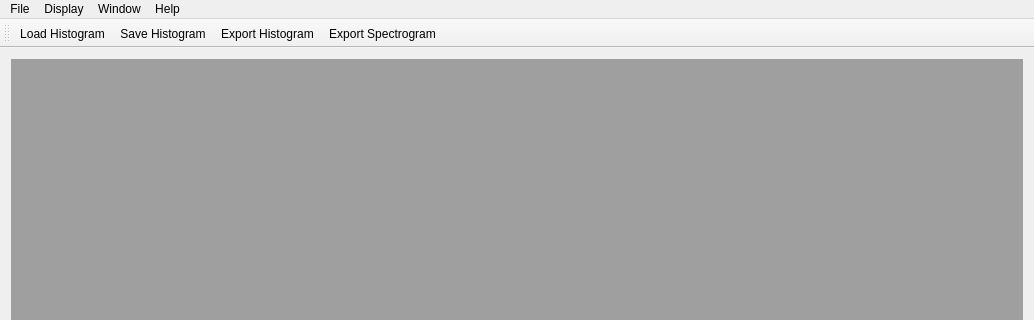
Old version of the form mvme.ui in the repository flueke/mvme; both pictures show x 0 to 1034 and y 0 to 320 of the 1034 by 707 pixel window.
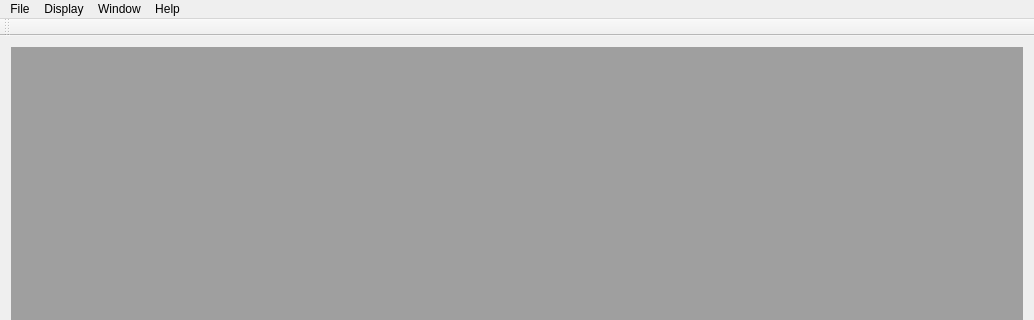
New version of the form.

What changed in the file:
```diff
--- a/mvme.ui
+++ b/mvme.ui
@@ -80,10 +80,6 @@
    <attribute name="toolBarBreak">
     <bool>false</bool>
    </attribute>
-   <addaction name="actionLoad_Histogram"/>
-   <addaction name="actionSave_Histogram"/>
-   <addaction name="actionExport_Histogram"/>
-   <addaction name="actionExport_Spectrogram"/>
   </widget>
   <widget class="QStatusBar" name="statusBar"/>
   <action name="actionQuit">
@@ -107,11 +103,6 @@
     <string>Close</string>
    </property>
   </action>
-  <action name="actionSave_Histogram">
-   <property name="text">
-    <string>Save Histogram</string>
-   </property>
-  </action>
   <action name="actionAbout_mvme">
    <property name="text">
     <string>About mvme</string>
@@ -127,21 +118,6 @@
     <string>Cascade</string>
    </property>
   </action>
-  <action name="actionLoad_Histogram">
-   <property name="text">
-    <string>Load Histogram</string>
-   </property>
-  </action>
-  <action name="actionExport_Histogram">
-   <property name="text">
-    <string>Export Histogram</string>
-   </property>
-  </action>
-  <action name="actionExport_Spectrogram">
-   <property name="text">
-    <string>Export Spectrogram</string>
-   </property>
-  </action>
   <action name="actionSaveConfig">
    <property name="text">
     <string>Save Config</string>
```
Left out of the diff: 2 changed lines with no effect on the pictures.
